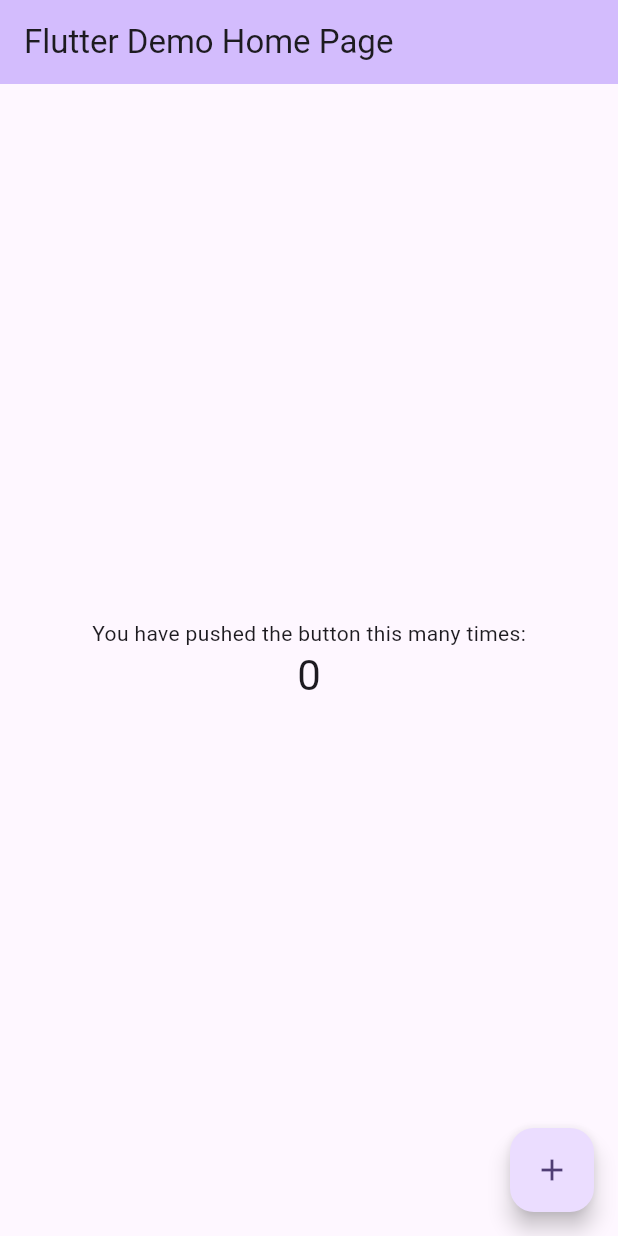
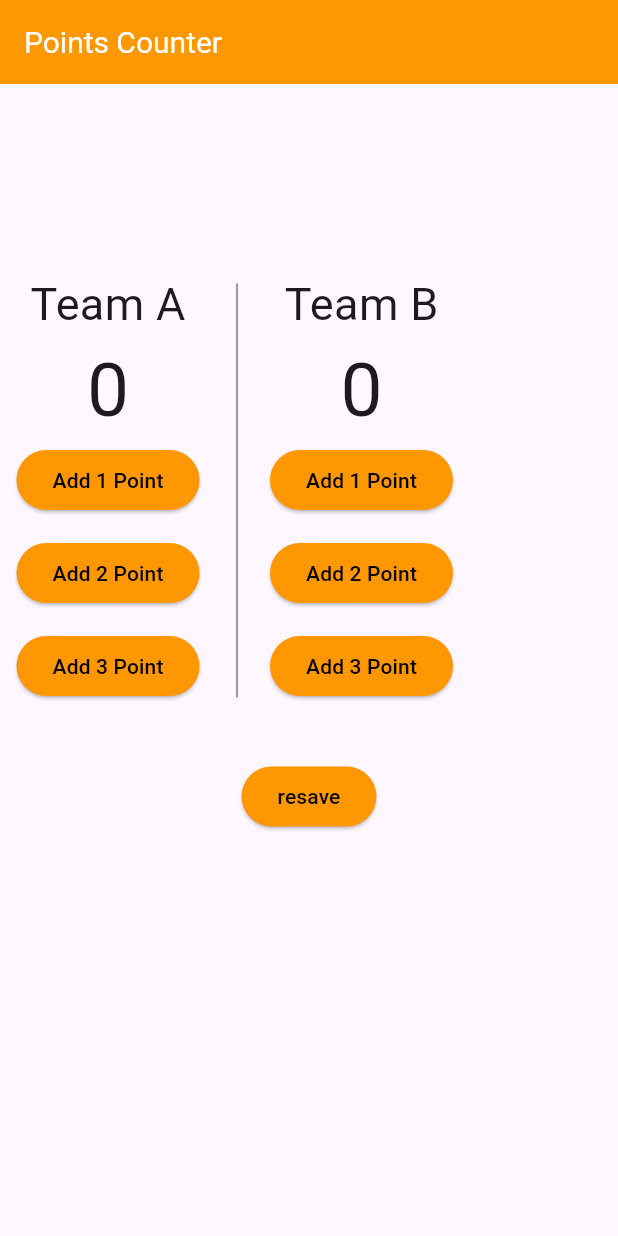
Before and after one commit to abdalaleemahmed2962009-creator/backatball_App, a Flutter app: the screen it shows after launch, on a phone screen of 412 x 824 dp. Run offline on Flutter 3.47's test engine with Material 3 defaults, Android fonts, the phone set to English and light mode, and no system bars.

Commit message:
Update main.dart

```diff
--- a/lib/main.dart
+++ b/lib/main.dart
@@ -1,122 +1,18 @@
+import 'package:app3/view/HomePage.dart';
 import 'package:flutter/material.dart';
+void main(){
+runApp(BasktballApp());
+}
+class BasktballApp extends StatelessWidget {
+  const BasktballApp({super.key});
 
-void main() {
-  runApp(const MyApp());
-}
-
-class MyApp extends StatelessWidget {
-  const MyApp({super.key});
-
-  // This widget is the root of your application.
   @override
   Widget build(BuildContext context) {
     return MaterialApp(
-      title: 'Flutter Demo',
-      theme: ThemeData(
-        // This is the theme of your application.
-        //
-        // TRY THIS: Try running your application with "flutter run". You'll see
-        // the application has a purple toolbar. Then, without quitting the app,
-        // try changing the seedColor in the colorScheme below to Colors.green
-        // and then invoke "hot reload" (save your changes or press the "hot
-        // reload" button in a Flutter-supported IDE, or press "r" if you used
-        // the command line to start the app).
-        //
-        // Notice that the counter didn't reset back to zero; the application
-        // state is not lost during the reload. To reset the state, use hot
-        // restart instead.
-        //
-        // This works for code too, not just values: Most code changes can be
-        // tested with just a hot reload.
-        colorScheme: .fromSeed(seedColor: Colors.deepPurple),
-      ),
-      home: const MyHomePage(title: 'Flutter Demo Home Page'),
+      title:"Backtball",
+     debugShowCheckedModeBanner: false,
+
+     home: HomePage(),
     );
   }
 }
-
-class MyHomePage extends StatefulWidget {
-  const MyHomePage({super.key, required this.title});
-
-  // This widget is the home page of your application. It is stateful, meaning
-  // that it has a State object (defined below) that contains fields that affect
-  // how it looks.
-
-  // This class is the configuration for the state. It holds the values (in this
-  // case the title) provided by the parent (in this case the App widget) and
-  // used by the build method of the State. Fields in a Widget subclass are
-  // always marked "final".
-
-  final String title;
-
-  @override
-  State<MyHomePage> createState() => _MyHomePageState();
-}
-
-class _MyHomePageState extends State<MyHomePage> {
-  int _counter = 0;
-
-  void _incrementCounter() {
-    setState(() {
-      // This call to setState tells the Flutter framework that something has
-      // changed in this State, which causes it to rerun the build method below
-      // so that the display can reflect the updated values. If we changed
-      // _counter without calling setState(), then the build method would not be
-      // called again, and so nothing would appear to happen.
-      _counter++;
-    });
-  }
-
-  @override
-  Widget build(BuildContext context) {
-    // This method is rerun every time setState is called, for instance as done
-    // by the _incrementCounter method above.
-    //
-    // The Flutter framework has been optimized to make rerunning build methods
-    // fast, so that you can just rebuild anything that needs updating rather
-    // than having to individually change instances of widgets.
-    return Scaffold(
-      appBar: AppBar(
-        // TRY THIS: Try changing the color here to a specific color (to
-        // Colors.amber, perhaps?) and trigger a hot reload to see the AppBar
-        // change color while the other colors stay the same.
-        backgroundColor: Theme.of(context).colorScheme.inversePrimary,
-        // Here we take the value from the MyHomePage object that was created by
-        // the App.build method, and use it to set our appbar title.
-        title: Text(widget.title),
-      ),
-      body: Center(
-        // Center is a layout widget. It takes a single child and positions it
-        // in the middle of the parent.
-        child: Column(
-          // Column is also a layout widget. It takes a list of children and
-          // arranges them vertically. By default, it sizes itself to fit its
-          // children horizontally, and tries to be as tall as its parent.
-          //
-          // Column has various properties to control how it sizes itself and
-          // how it positions its children. Here we use mainAxisAlignment to
-          // center the children vertically; the main axis here is the vertical
-          // axis because Columns are vertical (the cross axis would be
-          // horizontal).
-          //
-          // TRY THIS: Invoke "debug painting" (choose the "Toggle Debug Paint"
-          // action in the IDE, or press "p" in the console), to see the
-          // wireframe for each widget.
-          mainAxisAlignment: .center,
-          children: [
-            const Text('You have pushed the button this many times:'),
-            Text(
-              '$_counter',
-              style: Theme.of(context).textTheme.headlineMedium,
-            ),
-          ],
-        ),
-      ),
-      floatingActionButton: FloatingActionButton(
-        onPressed: _incrementCounter,
-        tooltip: 'Increment',
-        child: const Icon(Icons.add),
-      ),
-    );
-  }
-}
--- /dev/null
+++ b/lib/view/HomePage.dart
@@ -0,0 +1,66 @@
+import 'package:flutter/material.dart';
+
+import '../widget/ShapeUione.dart';
+import '../widget/ShapeuiTwo.dart';
+
+
+class HomePage extends StatefulWidget {
+  const HomePage({super.key});
+
+  @override
+  State<HomePage> createState() => _HomePageState();
+}
+
+class _HomePageState extends State<HomePage> {
+  @override
+  Widget build(BuildContext context) {
+    return Scaffold(
+      appBar: AppBar(
+        backgroundColor: Color(0xffFF9700),
+        title: Text(
+          "Points Counter",
+          style: TextStyle(fontSize: 20, color: Colors.white),
+        ),
+      ),
+      body: Column(
+        children: [
+          Row(
+            children: [
+              Shapeuione(),
+              SizedBox(
+                height: 406,
+                child: VerticalDivider(
+                  indent: 130,
+                    thickness: 1.5,
+                    color: Colors.grey
+
+                ),
+              ),
+
+              ShapeuiTwo(),
+            ],
+          ),
+          Padding(
+            padding: const EdgeInsets.only(top: 39),
+            child: ElevatedButton(
+              style: ElevatedButton.styleFrom(
+                backgroundColor: Color(0xffFF9700),
+              ),
+
+              onPressed: () {
+               setState(() {
+                 count_B=0;
+                 count_A=0;
+               });
+              },
+              child: Text(
+                "resave",
+                style: TextStyle(color: Colors.black),
+              ),
+            ),
+          ),
+        ],
+      ),
+    );
+  }
+}
--- /dev/null
+++ b/lib/widget/ShapeUione.dart
@@ -0,0 +1,62 @@
+import 'package:flutter/material.dart';
+
+late int count_A = 0;
+
+class Shapeuione extends StatefulWidget {
+  Shapeuione({super.key});
+
+  @override
+  State<Shapeuione> createState() => _ShapeuioneState();
+}
+
+class _ShapeuioneState extends State<Shapeuione> {
+  @override
+  Widget build(BuildContext context) {
+    return Padding(
+      padding: const EdgeInsets.only(top: 125, left: 11, right: 17),
+      child: Column(
+        children: [
+          Text("Team A", style: TextStyle(fontSize: 30)),
+          Text("${count_A}", style: TextStyle(fontSize: 50)),
+
+          ElevatedButton(
+            style: ElevatedButton.styleFrom(backgroundColor: Color(0xffFF9700)),
+
+            onPressed: () {
+              setState(() {
+                count_A++;
+              });
+            },
+            child: Text("Add 1 Point", style: TextStyle(color: Colors.black)),
+          ),
+
+          Padding(
+            padding: const EdgeInsets.symmetric(vertical: 14),
+            child: ElevatedButton(
+              style: ElevatedButton.styleFrom(
+                backgroundColor: Color(0xffFF9700),
+              ),
+
+              onPressed: () {
+                setState(() {
+                  count_A += 2;
+                });
+              },
+              child: Text("Add 2 Point", style: TextStyle(color: Colors.black)),
+            ),
+          ),
+          ElevatedButton(
+            style: ElevatedButton.styleFrom(backgroundColor: Color(0xffFF9700)),
+
+            onPressed: () {
+              setState(() {
+                count_A += 3;
+              });
+            },
+            child: Text("Add 3 Point", style: TextStyle(color: Colors.black)),
+          ),
+        ],
+      ),
+    );
+  }
+}
--- /dev/null
+++ b/lib/widget/ShapeuiTwo.dart
@@ -0,0 +1,75 @@
+
+import 'package:flutter/material.dart';
+late int count_B =0 ;
+class ShapeuiTwo extends StatefulWidget {
+   ShapeuiTwo({super.key,});
+
+  @override
+  State<ShapeuiTwo> createState() => _ShapeuiTwoState();
+}
+
+class _ShapeuiTwoState extends State<ShapeuiTwo> {
+
+  @override
+  Widget build(BuildContext context) {
+    return      Padding(
+      padding: const EdgeInsets.only(top: 125, left: 14, right: 6),
+      child: Column(
+        children: [
+          Text("Team B", style: TextStyle(fontSize: 30)),
+          Text("${count_B}", style: TextStyle(fontSize: 50)),
+
+          ElevatedButton(
+            style: ElevatedButton.styleFrom(
+              backgroundColor: Color(0xffFF9700),
+            ),
+
+            onPressed: () {
+              setState(() {
+           count_B++;
+              });
+            },
+            child: Text(
+              "Add 1 Point",
+              style: TextStyle(color: Colors.black),
+            ),
+          ),
+
+          Padding(
+            padding: const EdgeInsets.symmetric(vertical: 14),
+            child: ElevatedButton(
+              style: ElevatedButton.styleFrom(
+                backgroundColor: Color(0xffFF9700),
+              ),
+
+              onPressed: () {
+                setState(() {
+                  count_B+=2;
+                });
+              },
+              child: Text(
+                "Add 2 Point",
+                style: TextStyle(color: Colors.black),
+              ),
+            ),
+          ),
+          ElevatedButton(
+            style: ElevatedButton.styleFrom(
+              backgroundColor: Color(0xffFF9700),
+            ),
+
+            onPressed: () {
+              setState(() {
+               count_B+=3;
+              });
+            },
+            child: Text(
+              "Add 3 Point",
+              style: TextStyle(color: Colors.black),
+            ),
+          ),
+        ],
+      ),
+    );
+  }
+}
```
Also changed, not shown: 7 other files.
